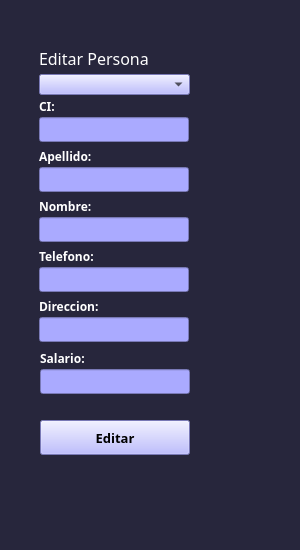
Before: the Qt Designer form Prueba tp/form_editar_persona.ui in stel0/TP-PYTHON, drawn with Qt 5.
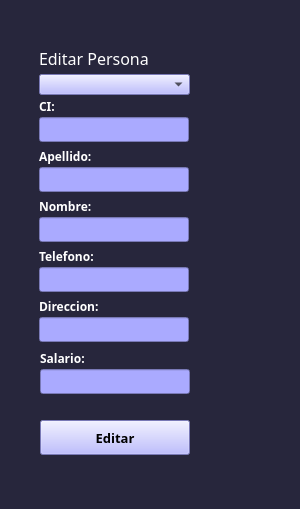
After: the same form once the commit is applied.

```diff
--- a/Prueba tp/form_editar_persona.ui
+++ b/Prueba tp/form_editar_persona.ui
@@ -7,7 +7,7 @@
     <x>0</x>
     <y>0</y>
     <width>300</width>
-    <height>550</height>
+    <height>509</height>
    </rect>
   </property>
   <property name="sizePolicy">
```
